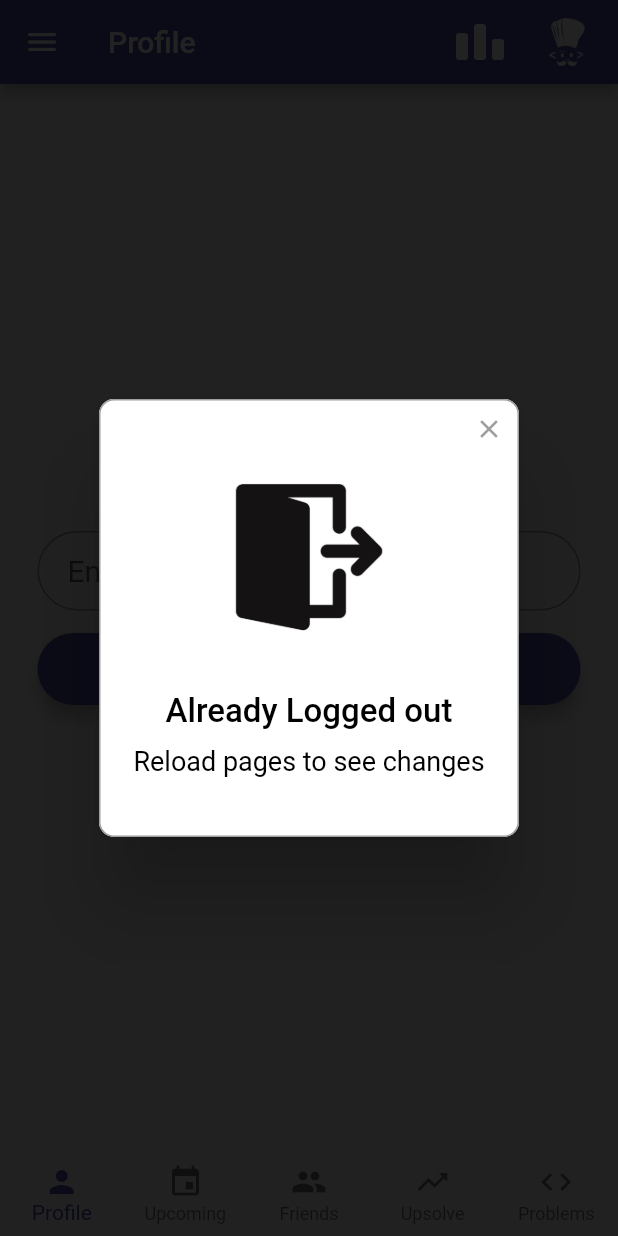
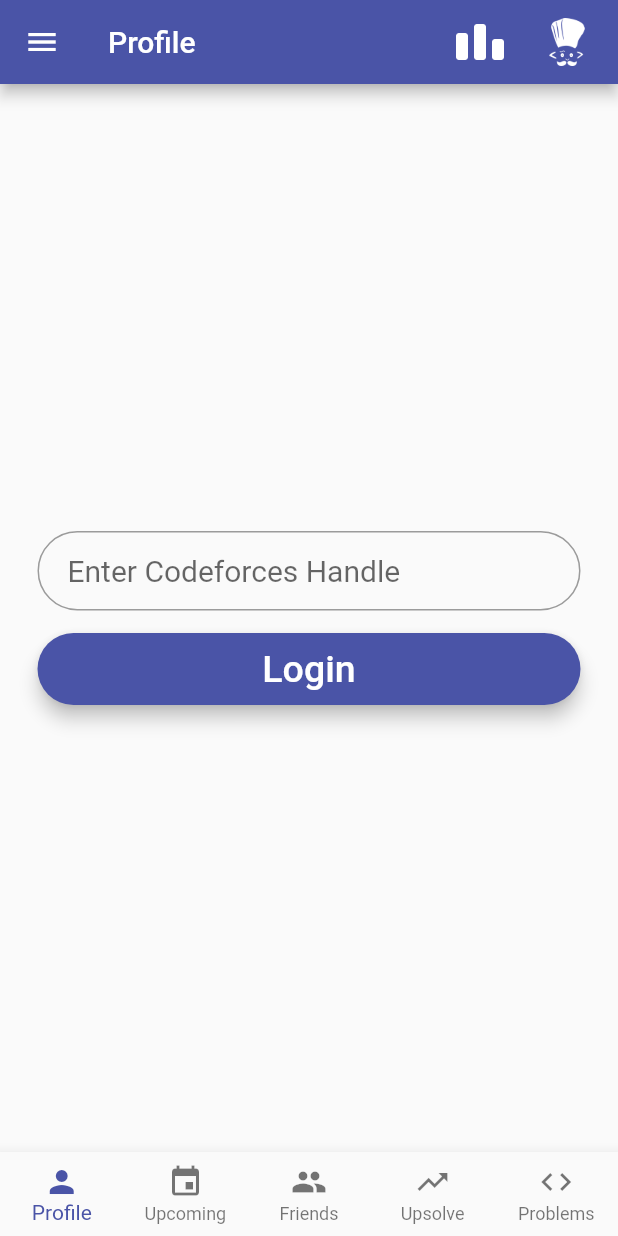
Before and after one commit to AdityaThakur278/Codeforces-Codechef-App, a Flutter app: the screen it shows after launch, in the side drawer, after a tap on "Codeforces Logout", on a phone screen of 412 x 824 dp. Run offline on Flutter 3.47's test engine with Material 2 defaults, Android fonts, the phone set to English and light mode, and no system bars; our stand-ins replace get, rflutter_alert, shared_preferences; Roboto replaces fonts that are missing (Montserrat).

Commit message:
login update - 2

```diff
--- a/lib/AppDrawer.dart
+++ b/lib/AppDrawer.dart
@@ -29,7 +29,6 @@ class _AppDrawerState extends State<AppDrawer> {
   @override
   Widget build(BuildContext context) {
     return Drawer(
-      key: _scaffoldKey,
       child: Column(
         children: <Widget>[
           SizedBox(
@@ -67,31 +66,44 @@ class _AppDrawerState extends State<AppDrawer> {
               if (handle != null) {
                 prefs.remove('codeforces_handle');
                 codeforces_login = false;
-                Navigator.pop(_scaffoldKey.currentContext);
+                Navigator.pop(context);
                 // Get.off(MyApp());
-                Alert(
-                  image: Image.asset(
-                    'images/logout.jpg',
-                    height: 150.0,
-                  ),
-                  context: scaffoldKey.currentContext,
-                  title: "Logged Out Successfully",
-                  desc: "Reload pages to see changes",
-                  buttons: [],
-                ).show();
+                // Alert(
+                //   image: Image.asset(
+                //     'images/logout.jpg',
+                //     height: 150.0,
+                //   ),
+                //   context: scaffoldKey.currentContext,
+                //   title: "Logged Out Successfully",
+                //   desc: "Reload pages to see changes",
+                //   buttons: [],
+                // ).show();
+                setState(() {
+                  Navigator.pushReplacement(
+                      context,
+                      MaterialPageRoute(
+                          builder: (BuildContext context) => MyApp()));
+                  // (context as Element).reassemble();
+                });
               } else {
-                Navigator.pop(_scaffoldKey.currentContext);
+                Navigator.pop(context);
                 // Get.off(MyApp());
-                Alert(
-                  image: Image.asset(
-                    'images/logout.jpg',
-                    height: 150.0,
-                  ),
-                  context: scaffoldKey.currentContext,
-                  title: "Already Logged out",
-                  desc: "Reload pages to see changes",
-                  buttons: [],
-                ).show();
+                // Alert(
+                //   image: Image.asset(
+                //     'images/logout.jpg',
+                //     height: 150.0,
+                //   ),
+                //   title: "Already Logged out",
+                //   desc: "Reload pages to see changes",
+                //   buttons: [],
+                // ).show();
+                setState(() {
+                  Navigator.pushReplacement(
+                      context,
+                      MaterialPageRoute(
+                          builder: (BuildContext context) => MyApp()));
+                  // (context as Element).reassemble();
+                });
               }
             },
           ), //d
@@ -105,31 +117,45 @@ class _AppDrawerState extends State<AppDrawer> {
               if (handle != null) {
                 prefs.remove('codechef_handle');
                 codechef_login = false;
-                Navigator.pop(_scaffoldKey.currentContext);
+                Navigator.pop(context);
                 // Get.off(MyApp());
-                Alert(
-                  image: Image.asset(
-                    'images/logout.jpg',
-                    height: 150.0,
-                  ),
-                  context: scaffoldKey.currentContext,
-                  title: "Logged Out Successfully",
-                  desc: "Reload pages to see changes",
-                  buttons: [],
-                ).show();
+                // Alert(
+                //   image: Image.asset(
+                //     'images/logout.jpg',
+                //     height: 150.0,
+                //   ),
+                //   context: scaffoldKey.currentContext,
+                //   title: "Logged Out Successfully",
+                //   desc: "Reload pages to see changes",
+                //   buttons: [],
+                // ).show();
+                setState(() {
+                  Navigator.pushReplacement(
+                      context,
+                      MaterialPageRoute(
+                          builder: (BuildContext context) => MyApp()));
+                  // (context as Element).reassemble();
+                });
               } else {
-                Navigator.pop(_scaffoldKey.currentContext);
+                Navigator.pop(context);
                 // Get.off(MyApp());
-                Alert(
-                  image: Image.asset(
-                    'images/logout.jpg',
-                    height: 150.0,
-                  ),
-                  context: scaffoldKey.currentContext,
-                  title: "Already Logged out",
-                  desc: "Reload pages to see changes",
-                  buttons: [],
-                ).show();
+                // Alert(
+                //   image: Image.asset(
+                //     'images/logout.jpg',
+                //     height: 150.0,
+                //   ),
+                //   context: scaffoldKey.currentContext,
+                //   title: "Already Logged out",
+                //   desc: "Reload pages to see changes",
+                //   buttons: [],
+                // ).show();
+                setState(() {
+                  Navigator.pushReplacement(
+                      context,
+                      MaterialPageRoute(
+                          builder: (BuildContext context) => MyApp()));
+                  // (context as Element).reassemble();
+                });
               }
             },
           ), // rawer stuffs
```
